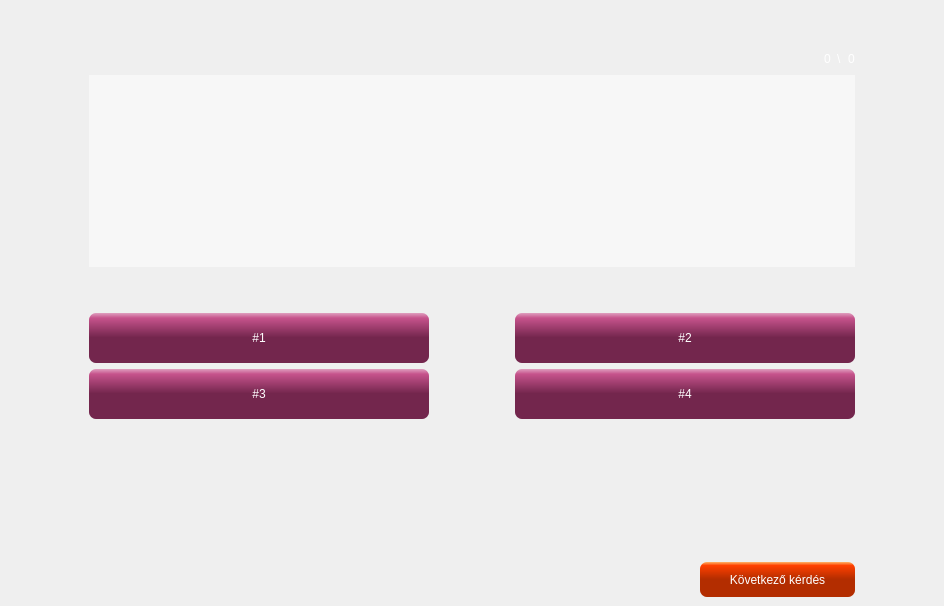
p-anna9603/fancy_nev, file qtserver/quizfelulet.ui: the form before one commit.
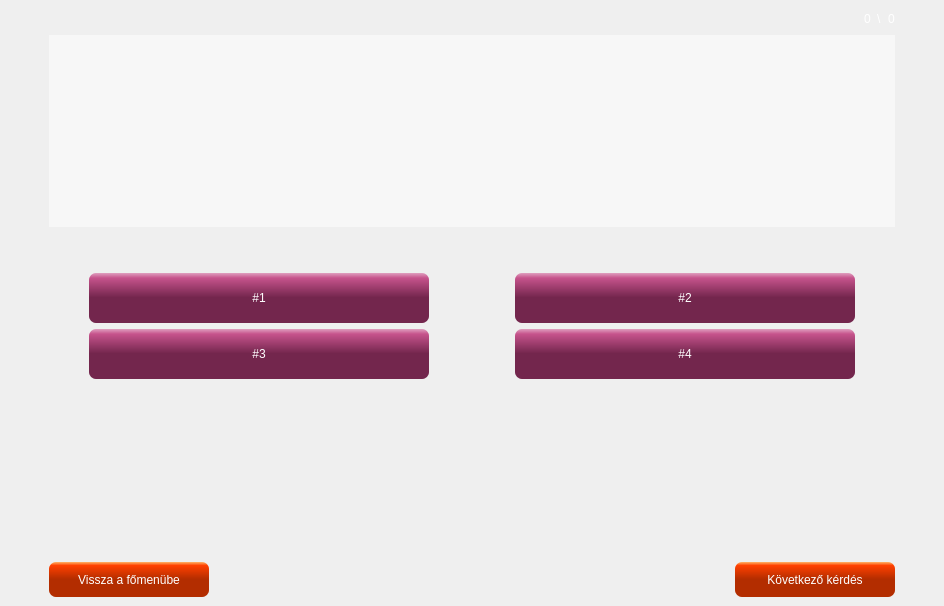
The form after the commit.

Commit message: történelmi kártyák hozzáadása , vásárlása, vissza gomb kérdéseknél, kérdésnél kiszinezni a helyes választ ha rosszra kattint

The edit to the form file:
```diff
--- a/qtserver/quizfelulet.ui
+++ b/qtserver/quizfelulet.ui
@@ -34,8 +34,8 @@
 }</string>
    </property>
    <layout class="QGridLayout" name="gridLayout">
-    <item row="1" column="2">
-     <spacer name="horizontalSpacer_6">
+    <item row="1" column="3">
+     <spacer name="horizontalSpacer_10">
       <property name="orientation">
        <enum>Qt::Horizontal</enum>
       </property>
@@ -44,29 +44,13 @@
       </property>
       <property name="sizeHint" stdset="0">
        <size>
-        <width>80</width>
+        <width>40</width>
         <height>20</height>
        </size>
       </property>
      </spacer>
     </item>
-    <item row="1" column="0">
-     <spacer name="horizontalSpacer_5">
-      <property name="orientation">
-       <enum>Qt::Horizontal</enum>
-      </property>
-      <property name="sizeType">
-       <enum>QSizePolicy::Fixed</enum>
-      </property>
-      <property name="sizeHint" stdset="0">
-       <size>
-        <width>80</width>
-        <height>20</height>
-       </size>
-      </property>
-     </spacer>
-    </item>
-    <item row="1" column="1">
+    <item row="0" column="1" rowspan="2" colspan="2">
      <layout class="QVBoxLayout" name="verticalLayout_4">
       <item>
        <layout class="QVBoxLayout" name="verticalLayout_3">
@@ -167,6 +151,22 @@
          <layout class="QVBoxLayout" name="verticalLayout">
           <item>
            <layout class="QHBoxLayout" name="horizontalLayout">
+            <item>
+             <spacer name="horizontalSpacer_4">
+              <property name="orientation">
+               <enum>Qt::Horizontal</enum>
+              </property>
+              <property name="sizeType">
+               <enum>QSizePolicy::Fixed</enum>
+              </property>
+              <property name="sizeHint" stdset="0">
+               <size>
+                <width>40</width>
+                <height>20</height>
+               </size>
+              </property>
+             </spacer>
+            </item>
             <item>
              <widget class="QPushButton" name="valasz1Button">
               <property name="minimumSize">
@@ -209,10 +209,42 @@
               </property>
              </widget>
             </item>
+            <item>
+             <spacer name="horizontalSpacer_6">
+              <property name="orientation">
+               <enum>Qt::Horizontal</enum>
+              </property>
+              <property name="sizeType">
+               <enum>QSizePolicy::Fixed</enum>
+              </property>
+              <property name="sizeHint" stdset="0">
+               <size>
+                <width>40</width>
+                <height>20</height>
+               </size>
+              </property>
+             </spacer>
+            </item>
            </layout>
           </item>
           <item>
            <layout class="QHBoxLayout" name="horizontalLayout_2">
+            <item>
+             <spacer name="horizontalSpacer_5">
+              <property name="orientation">
+               <enum>Qt::Horizontal</enum>
+              </property>
+              <property name="sizeType">
+               <enum>QSizePolicy::Fixed</enum>
+              </property>
+              <property name="sizeHint" stdset="0">
+               <size>
+                <width>40</width>
+                <height>20</height>
+               </size>
+              </property>
+             </spacer>
+            </item>
             <item>
              <widget class="QPushButton" name="valasz3Button">
               <property name="minimumSize">
@@ -270,6 +302,22 @@
               </property>
              </widget>
             </item>
+            <item>
+             <spacer name="horizontalSpacer_7">
+              <property name="orientation">
+               <enum>Qt::Horizontal</enum>
+              </property>
+              <property name="sizeType">
+               <enum>QSizePolicy::Fixed</enum>
+              </property>
+              <property name="sizeHint" stdset="0">
+               <size>
+                <width>40</width>
+                <height>20</height>
+               </size>
+              </property>
+             </spacer>
+            </item>
            </layout>
           </item>
          </layout>
@@ -292,23 +340,50 @@
       <item>
        <layout class="QHBoxLayout" name="horizontalLayout_4">
         <item>
-         <widget class="QLabel" name="label">
+         <widget class="QPushButton" name="nextQuestion_2">
+          <property name="minimumSize">
+           <size>
+            <width>160</width>
+            <height>35</height>
+           </size>
+          </property>
+          <property name="maximumSize">
+           <size>
+            <width>350</width>
+            <height>16777215</height>
+           </size>
+          </property>
+          <property name="layoutDirection">
+           <enum>Qt::LeftToRight</enum>
+          </property>
+          <property name="styleSheet">
+           <string notr="true">QPushButton {
+color: white;
+font: bold 11pt &quot;MS Shell Dlg 2&quot;;
+background-color: QLinearGradient( x1: 0, y1: 0, x2: 0, y2: 1, stop: 0 #ffb366, stop: 0.1 #ff4000,  stop: 0.49 #b32d00 );
+selection-background-color: blue;
+border-radius: 7px;
+
+margin-left: 0px;
+/*ccc*/
+}
+QPushButton:hover {
+background-color: QLinearGradient( x1: 0, y1: 0, x2: 0, y2: 1, stop: 0 #f2d9e6, stop: 0.1 #cc6699,  stop: 0.49 #d98cb3 );
+}</string>
+          </property>
           <property name="text">
-           <string/>
+           <string>Vissza a főmenübe</string>
           </property>
          </widget>
         </item>
         <item>
-         <spacer name="horizontalSpacer_4">
+         <spacer name="horizontalSpacer_8">
           <property name="orientation">
            <enum>Qt::Horizontal</enum>
           </property>
-          <property name="sizeType">
-           <enum>QSizePolicy::Fixed</enum>
-          </property>
           <property name="sizeHint" stdset="0">
            <size>
-            <width>450</width>
+            <width>40</width>
             <height>20</height>
            </size>
           </property>
@@ -318,7 +393,7 @@
          <widget class="QPushButton" name="nextQuestion">
           <property name="minimumSize">
            <size>
-            <width>0</width>
+            <width>160</width>
             <height>35</height>
            </size>
           </property>
@@ -355,18 +430,18 @@
       </item>
      </layout>
     </item>
-    <item row="0" column="1">
-     <spacer name="verticalSpacer_3">
+    <item row="0" column="0">
+     <spacer name="horizontalSpacer_9">
       <property name="orientation">
-       <enum>Qt::Vertical</enum>
+       <enum>Qt::Horizontal</enum>
       </property>
       <property name="sizeType">
-       <enum>QSizePolicy::Minimum</enum>
+       <enum>QSizePolicy::Fixed</enum>
       </property>
       <property name="sizeHint" stdset="0">
        <size>
-        <width>20</width>
-        <height>40</height>
+        <width>40</width>
+        <height>20</height>
        </size>
       </property>
      </spacer>
```
The commit also changes 36 other files.
